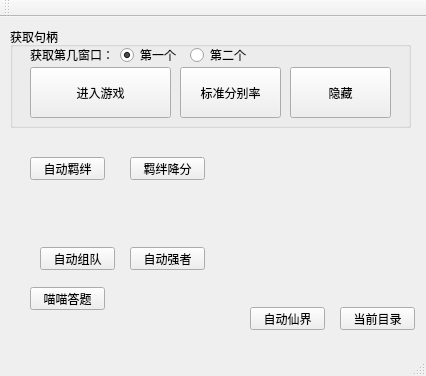
This is mainwindow.ui in geniuscrh/huoyingHelper_qt as Qt 5 draws it before an edit. The edited form follows.
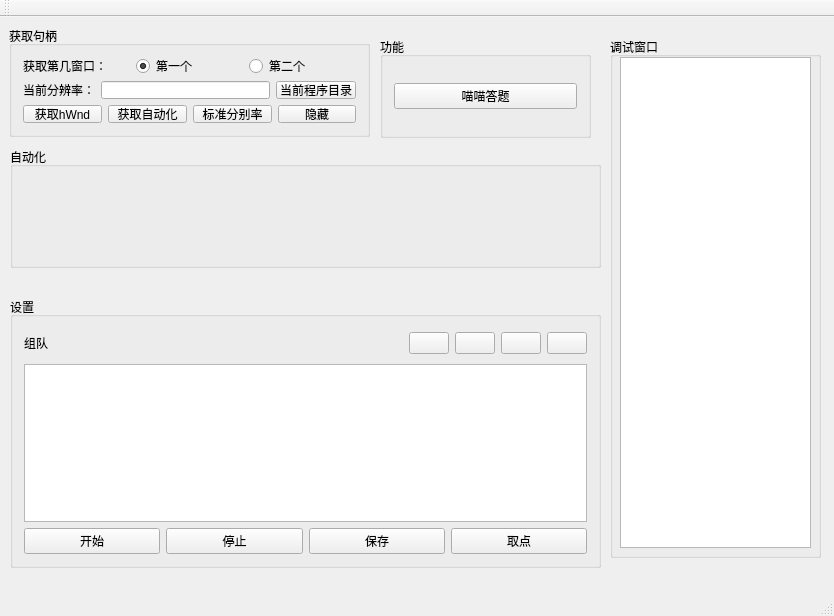
This is the edited form. Icons and pictures are not drawn.

Diff of the .ui file:
```diff
--- a/mainwindow.ui
+++ b/mainwindow.ui
@@ -6,8 +6,8 @@
    <rect>
     <x>0</x>
     <y>0</y>
-    <width>426</width>
-    <height>376</height>
+    <width>834</width>
+    <height>616</height>
    </rect>
   </property>
   <property name="windowTitle">
@@ -18,190 +18,315 @@
     <normaloff>:/resource/image/ico/systemTray.png</normaloff>:/resource/image/ico/systemTray.png</iconset>
   </property>
   <widget class="QWidget" name="centralWidget">
-   <widget class="QGroupBox" name="groupBox">
+   <widget class="QGroupBox" name="hwdGroupbox">
     <property name="geometry">
      <rect>
-      <x>10</x>
-      <y>10</y>
-      <width>401</width>
-      <height>101</height>
+      <x>9</x>
+      <y>9</y>
+      <width>361</width>
+      <height>111</height>
      </rect>
     </property>
     <property name="title">
      <string>获取句柄</string>
     </property>
-    <widget class="QLabel" name="label">
-     <property name="geometry">
-      <rect>
-       <x>20</x>
-       <y>20</y>
-       <width>91</width>
-       <height>16</height>
-      </rect>
-     </property>
-     <property name="text">
-      <string>获取第几窗口：</string>
-     </property>
-    </widget>
-    <widget class="QRadioButton" name="hwndIndex_1">
-     <property name="geometry">
-      <rect>
-       <x>110</x>
-       <y>20</y>
-       <width>71</width>
-       <height>16</height>
-      </rect>
-     </property>
-     <property name="text">
-      <string>第一个</string>
-     </property>
-     <property name="checked">
-      <bool>true</bool>
-     </property>
-    </widget>
-    <widget class="QRadioButton" name="hwndIndex_2">
-     <property name="geometry">
-      <rect>
-       <x>180</x>
-       <y>20</y>
-       <width>71</width>
-       <height>16</height>
-      </rect>
-     </property>
-     <property name="text">
-      <string>第二个</string>
-     </property>
-    </widget>
-    <widget class="QPushButton" name="testBtn">
-     <property name="geometry">
-      <rect>
-       <x>20</x>
-       <y>40</y>
-       <width>141</width>
-       <height>51</height>
-      </rect>
-     </property>
-     <property name="text">
-      <string>进入游戏</string>
-     </property>
-    </widget>
-    <widget class="QPushButton" name="hideBtn">
-     <property name="geometry">
-      <rect>
-       <x>280</x>
-       <y>40</y>
-       <width>101</width>
-       <height>51</height>
-      </rect>
-     </property>
-     <property name="text">
-      <string>隐藏</string>
-     </property>
-    </widget>
-    <widget class="QPushButton" name="setWinSizeBtn">
-     <property name="geometry">
-      <rect>
-       <x>170</x>
-       <y>40</y>
-       <width>101</width>
-       <height>51</height>
-      </rect>
-     </property>
-     <property name="text">
-      <string>标准分别率</string>
-     </property>
-    </widget>
+    <layout class="QVBoxLayout" name="verticalLayout_3">
+     <item>
+      <layout class="QHBoxLayout" name="horizontalLayout">
+       <item>
+        <widget class="QLabel" name="label">
+         <property name="text">
+          <string>获取第几窗口：</string>
+         </property>
+        </widget>
+       </item>
+       <item>
+        <widget class="QRadioButton" name="hwndIndex_1">
+         <property name="text">
+          <string>第一个</string>
+         </property>
+         <property name="checked">
+          <bool>true</bool>
+         </property>
+        </widget>
+       </item>
+       <item>
+        <widget class="QRadioButton" name="hwndIndex_2">
+         <property name="text">
+          <string>第二个</string>
+         </property>
+        </widget>
+       </item>
+      </layout>
+     </item>
+     <item>
+      <layout class="QHBoxLayout" name="horizontalLayout_5">
+       <item>
+        <widget class="QLabel" name="label_2">
+         <property name="text">
+          <string>当前分辨率：</string>
+         </property>
+        </widget>
+       </item>
+       <item>
+        <widget class="QLineEdit" name="cur_win_size_text"/>
+       </item>
+       <item>
+        <widget class="QPushButton" name="openDirBtn">
+         <property name="text">
+          <string>当前程序目录</string>
+         </property>
+        </widget>
+       </item>
+      </layout>
+     </item>
+     <item>
+      <layout class="QHBoxLayout" name="horizontalLayout_2">
+       <item>
+        <widget class="QPushButton" name="get_hWnd_btn">
+         <property name="text">
+          <string>获取hWnd</string>
+         </property>
+        </widget>
+       </item>
+       <item>
+        <widget class="QPushButton" name="testBtn">
+         <property name="text">
+          <string>获取自动化</string>
+         </property>
+        </widget>
+       </item>
+       <item>
+        <widget class="QPushButton" name="setWinSizeBtn">
+         <property name="text">
+          <string>标准分别率</string>
+         </property>
+        </widget>
+       </item>
+       <item>
+        <widget class="QPushButton" name="hideBtn">
+         <property name="text">
+          <string>隐藏</string>
+         </property>
+        </widget>
+       </item>
+      </layout>
+     </item>
+    </layout>
    </widget>
-   <widget class="QPushButton" name="autoJibanBtn">
+   <widget class="QGroupBox" name="btn_group">
     <property name="geometry">
      <rect>
-      <x>30</x>
-      <y>140</y>
-      <width>75</width>
-      <height>23</height>
+      <x>380</x>
+      <y>20</y>
+      <width>211</width>
+      <height>101</height>
      </rect>
     </property>
-    <property name="text">
-     <string>自动羁绊</string>
+    <property name="title">
+     <string>功能</string>
     </property>
+    <layout class="QHBoxLayout" name="horizontalLayout_3">
+     <item>
+      <widget class="QPushButton" name="mmdatiBtn">
+       <property name="text">
+        <string>喵喵答题</string>
+       </property>
+      </widget>
+     </item>
+    </layout>
    </widget>
-   <widget class="QPushButton" name="autoXianjieBtn">
+   <widget class="QGroupBox" name="groupBox_3">
     <property name="geometry">
      <rect>
-      <x>250</x>
-      <y>290</y>
-      <width>75</width>
-      <height>23</height>
+      <x>10</x>
+      <y>280</y>
+      <width>591</width>
+      <height>271</height>
      </rect>
     </property>
-    <property name="text">
-     <string>自动仙界</string>
+    <property name="title">
+     <string>设置</string>
     </property>
+    <layout class="QVBoxLayout" name="verticalLayout">
+     <item>
+      <layout class="QGridLayout" name="gridLayout">
+       <item row="0" column="3">
+        <widget class="QPushButton" name="point_table_up_btn">
+         <property name="sizePolicy">
+          <sizepolicy hsizetype="Fixed" vsizetype="Fixed">
+           <horstretch>0</horstretch>
+           <verstretch>0</verstretch>
+          </sizepolicy>
+         </property>
+         <property name="minimumSize">
+          <size>
+           <width>0</width>
+           <height>0</height>
+          </size>
+         </property>
+         <property name="styleSheet">
+          <string notr="true">border-image: url(:/resource/image/ico/arrow_up.png);</string>
+         </property>
+         <property name="text">
+          <string/>
+         </property>
+        </widget>
+       </item>
+       <item row="0" column="1">
+        <widget class="QPushButton" name="point_table_add_btn">
+         <property name="sizePolicy">
+          <sizepolicy hsizetype="Fixed" vsizetype="Fixed">
+           <horstretch>0</horstretch>
+           <verstretch>0</verstretch>
+          </sizepolicy>
+         </property>
+         <property name="minimumSize">
+          <size>
+           <width>0</width>
+           <height>20</height>
+          </size>
+         </property>
+         <property name="styleSheet">
+          <string notr="true">border-image: url(:/resource/image/ico/add.png);</string>
+         </property>
+         <property name="text">
+          <string/>
+         </property>
+        </widget>
+       </item>
+       <item row="0" column="2">
+        <widget class="QPushButton" name="point_table_del_btn">
+         <property name="sizePolicy">
+          <sizepolicy hsizetype="Fixed" vsizetype="Fixed">
+           <horstretch>0</horstretch>
+           <verstretch>0</verstretch>
+          </sizepolicy>
+         </property>
+         <property name="minimumSize">
+          <size>
+           <width>0</width>
+           <height>20</height>
+          </size>
+         </property>
+         <property name="styleSheet">
+          <string notr="true">border-image: url(:/resource/image/ico/delete.png);</string>
+         </property>
+         <property name="text">
+          <string/>
+         </property>
+        </widget>
+       </item>
+       <item row="0" column="4">
+        <widget class="QPushButton" name="point_table_down_btn">
+         <property name="sizePolicy">
+          <sizepolicy hsizetype="Fixed" vsizetype="Fixed">
+           <horstretch>0</horstretch>
+           <verstretch>0</verstretch>
+          </sizepolicy>
+         </property>
+         <property name="styleSheet">
+          <string notr="true">border-image: url(:/resource/image/ico/arrow_down.png);</string>
+         </property>
+         <property name="text">
+          <string/>
+         </property>
+        </widget>
+       </item>
+       <item row="0" column="0">
+        <widget class="QLabel" name="cur_btn_text">
+         <property name="sizePolicy">
+          <sizepolicy hsizetype="Preferred" vsizetype="Fixed">
+           <horstretch>0</horstretch>
+           <verstretch>0</verstretch>
+          </sizepolicy>
+         </property>
+         <property name="minimumSize">
+          <size>
+           <width>0</width>
+           <height>30</height>
+          </size>
+         </property>
+         <property name="text">
+          <string>组队</string>
+         </property>
+        </widget>
+       </item>
+      </layout>
+     </item>
+     <item>
+      <widget class="QTableView" name="pointTable"/>
+     </item>
+     <item>
+      <layout class="QHBoxLayout" name="horizontalLayout_4">
+       <item>
+        <widget class="QPushButton" name="startThreadBtn">
+         <property name="text">
+          <string>开始</string>
+         </property>
+        </widget>
+       </item>
+       <item>
+        <widget class="QPushButton" name="stopThreadBtn">
+         <property name="text">
+          <string>停止</string>
+         </property>
+        </widget>
+       </item>
+       <item>
+        <widget class="QPushButton" name="savePointsBtn">
+         <property name="text">
+          <string>保存</string>
+         </property>
+        </widget>
+       </item>
+       <item>
+        <widget class="QPushButton" name="setPointsBtn">
+         <property name="text">
+          <string>取点</string>
+         </property>
+        </widget>
+       </item>
+      </layout>
+     </item>
+    </layout>
    </widget>
-   <widget class="QPushButton" name="zuduiBtn">
+   <widget class="QGroupBox" name="groupBox_2">
     <property name="geometry">
      <rect>
-      <x>40</x>
-      <y>230</y>
-      <width>75</width>
-      <height>23</height>
+      <x>10</x>
+      <y>130</y>
+      <width>591</width>
+      <height>121</height>
      </rect>
     </property>
-    <property name="text">
-     <string>自动组队</string>
+    <property name="title">
+     <string>自动化</string>
     </property>
+    <layout class="QVBoxLayout" name="verticalLayout_2"/>
    </widget>
-   <widget class="QPushButton" name="qiangzheBtn">
+   <widget class="QGroupBox" name="groupBox">
     <property name="geometry">
      <rect>
-      <x>130</x>
-      <y>230</y>
-      <width>75</width>
-      <height>23</height>
+      <x>610</x>
+      <y>20</y>
+      <width>211</width>
+      <height>521</height>
      </rect>
     </property>
-    <property name="text">
-     <string>自动强者</string>
+    <property name="title">
+     <string>调试窗口</string>
     </property>
-   </widget>
-   <widget class="QPushButton" name="mmdatiBtn">
-    <property name="geometry">
-     <rect>
-      <x>30</x>
-      <y>270</y>
-      <width>75</width>
-      <height>23</height>
-     </rect>
-    </property>
-    <property name="text">
-     <string>喵喵答题</string>
-    </property>
-   </widget>
-   <widget class="QPushButton" name="openDirBtn">
-    <property name="geometry">
-     <rect>
-      <x>340</x>
-      <y>290</y>
-      <width>75</width>
-      <height>23</height>
-     </rect>
-    </property>
-    <property name="text">
-     <string>当前目录</string>
-    </property>
-   </widget>
-   <widget class="QPushButton" name="autoJibanJiangfenBtn">
-    <property name="geometry">
-     <rect>
-      <x>130</x>
-      <y>140</y>
-      <width>75</width>
-      <height>23</height>
-     </rect>
-    </property>
-    <property name="text">
-     <string>羁绊降分</string>
-    </property>
+    <widget class="QTextEdit" name="my_debug_text">
+     <property name="geometry">
+      <rect>
+       <x>10</x>
+       <y>20</y>
+       <width>191</width>
+       <height>491</height>
+      </rect>
+     </property>
+    </widget>
    </widget>
   </widget>
   <widget class="QMenuBar" name="menuBar">
```
Left out of the diff: 2 changed lines with no effect on the pictures.
